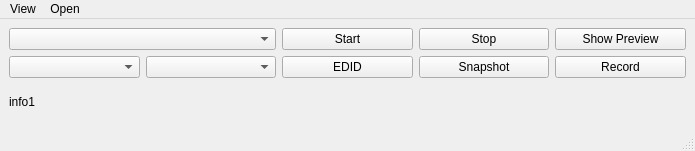
Old version of the form apps/qt6_viewer/mainwindow.ui in the repository MarquezLin/Gcapture_qt6_srcroot.
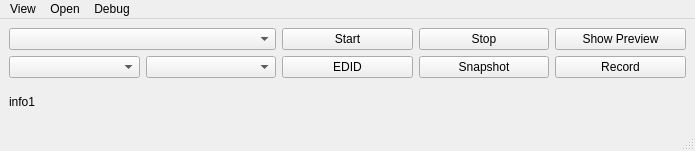
New version of the form. Icons and pictures are not drawn.

Commit message:
UI: rename signal/display info actions and move vendor page test to Debug menu
- rename "View -> Input Info" to "Signal Info..."
- rename "View -> Display Info" to "Display Output Info..."
- move "Open Vendor Property Page (Test)" from View menu to Debug menu
- update onShowInputInfo():
  - open SC0710 vendor property page directly for SC0710
  - keep using generic input info dialog for other devices
- rename generic dialog title to "Signal Info"
- change debug action log text to clearer launch result format:
  - launch result=STARTED/FAIL

```diff
--- a/apps/qt6_viewer/mainwindow.ui
+++ b/apps/qt6_viewer/mainwindow.ui
@@ -99,6 +99,11 @@
     <addaction name="actionInputInfo"/>
     <addaction name="actionDisplayInfo"/>
     <addaction name="actionProcAmp"/>
+    </widget>
+   <widget class="QMenu" name="menuDebug">
+    <property name="title">
+     <string>Debug</string>
+    </property>
     <addaction name="actionOpenVendorPropertyPageTest"/>
    </widget>
    <widget class="QMenu" name="menuOpen">
@@ -111,6 +116,7 @@
    </widget>
    <addaction name="menuView"/>
    <addaction name="menuOpen"/>
+   <addaction name="menuDebug"/>
   </widget>
   <widget class="QStatusBar" name="statusbar"/>
   <action name="actionDebugLog">
```
Left out of the diff: 4 changed lines with no effect on the pictures. The commit also changes 1 other file.
